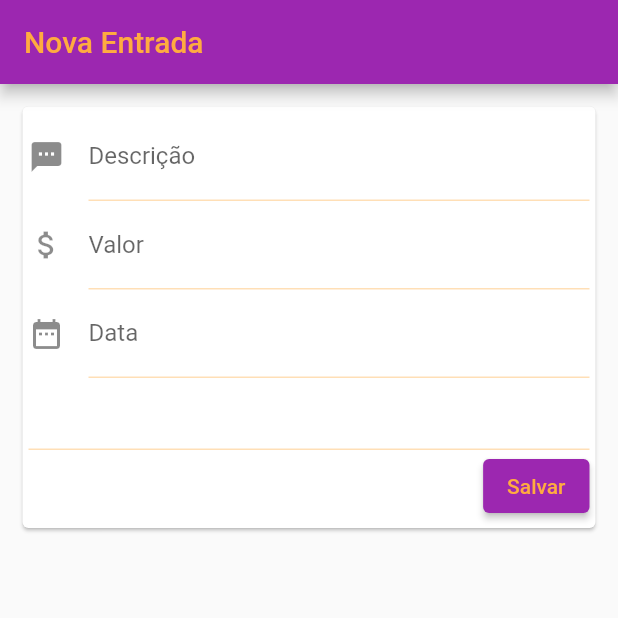
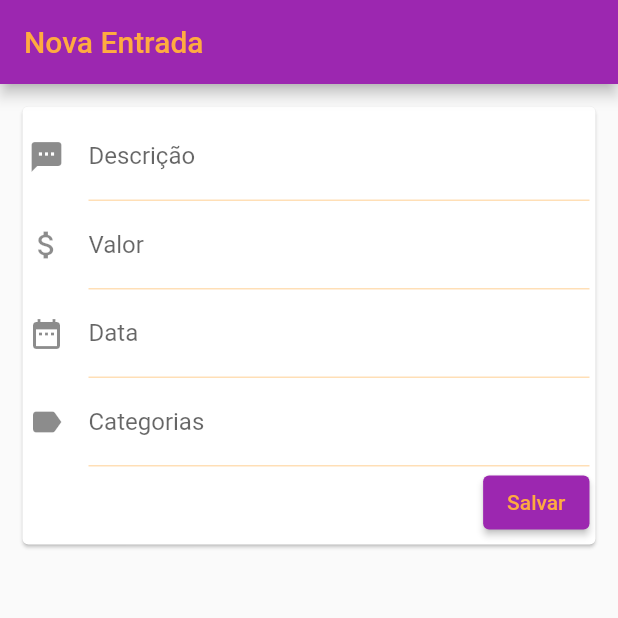
Before and after one commit to lucaaas/Controle-de-gastos, a Flutter app: the screen it shows after launch, on a phone screen of 412 x 824 dp, the top half of it. Run offline on Flutter 3.47's test engine with Material 2 defaults, Android fonts, the phone set to English and light mode, and no system bars; our stand-ins replace flutter_modular, flutter_typeahead, sqflite; accounts and stored records are empty.

Commit message:
Adicionado tags. #4

```diff
--- a/lib/app/core/widgets/selectize/selectize.widget.dart
+++ b/lib/app/core/widgets/selectize/selectize.widget.dart
@@ -8,26 +8,36 @@ class SelectizeWidget<T> extends StatelessWidget {
   final void Function(T) _onSuggestionSelected;
   final FutureOr<Iterable<T>> Function(String) _suggestionsCallback;
   final Widget Function(BuildContext)? _noItemsFoundBuilder;
+  final InputDecoration _inputDecoration;
+  final TextEditingController _textEditingController = TextEditingController();
 
-  const SelectizeWidget({
+  SelectizeWidget({
     Key? key,
     required Widget Function(BuildContext, T) itemBuilder,
     required void Function(T) onSuggestionSelected,
     required FutureOr<Iterable<T>> Function(String) suggestionsCallback,
+    required InputDecoration inputDecoration,
     Widget Function(BuildContext)? noItemsFoundBuilder,
   })  : _onSuggestionSelected = onSuggestionSelected,
         _itemBuilder = itemBuilder,
         _suggestionsCallback = suggestionsCallback,
         _noItemsFoundBuilder = noItemsFoundBuilder,
+        _inputDecoration = inputDecoration,
         super(key: key);
 
   @override
   Widget build(BuildContext context) {
     return TypeAheadFormField(
-      onSuggestionSelected: _onSuggestionSelected,
+      onSuggestionSelected: _suggestionSelected,
       itemBuilder: _itemBuilder,
       suggestionsCallback: _suggestionsCallback,
       noItemsFoundBuilder: _noItemsFoundBuilder,
+      textFieldConfiguration: TextFieldConfiguration(controller: _textEditingController, decoration: _inputDecoration),
     );
   }
+
+  void _suggestionSelected(T suggestion) {
+    _textEditingController.clear();
+    _onSuggestionSelected(suggestion);
+  }
 }
--- a/lib/app/core/widgets/tag/tag_list_widget.dart
+++ b/lib/app/core/widgets/tag/tag_list_widget.dart
@@ -12,8 +12,7 @@ class TagListWidget extends StatelessWidget {
 
   @override
   Widget build(BuildContext context) {
-    return Column(
-      mainAxisAlignment: MainAxisAlignment.spaceAround,
+    return Wrap(
       children: [..._tags],
     );
   }
--- a/lib/app/core/widgets/tag_selectize/tag_selectize_widget.dart
+++ b/lib/app/core/widgets/tag_selectize/tag_selectize_widget.dart
@@ -10,46 +10,83 @@ class TagSelectizeWidget<T> extends StatelessWidget {
 
   final List<T> _items;
   final Widget Function(BuildContext, T) _itemBuilder;
-  final TagWidget Function(T) _buildTag;
+  final InfoTag Function(T) _getInfoTag;
   final FutureOr<Iterable<T>> Function(String) _suggestionsCallback;
+  final InputDecoration _inputDecoration;
   final Widget Function(BuildContext)? _noItemsFoundBuilder;
 
   TagSelectizeWidget({
     Key? key,
     required List<T> items,
     required Widget Function(BuildContext, T) itemBuilder,
-    required TagWidget Function(T) buildTag,
+    required InfoTag Function(T) getInfoTag,
     required FutureOr<Iterable<T>> Function(String) suggestionsCallback,
+    required InputDecoration inputDecoration,
     Widget Function(BuildContext)? noItemsFoundBuilder,
   })  : _items = items,
         _itemBuilder = itemBuilder,
-        _buildTag = buildTag,
+        _getInfoTag = getInfoTag,
+        _inputDecoration = inputDecoration,
         _suggestionsCallback = suggestionsCallback,
         _noItemsFoundBuilder = noItemsFoundBuilder,
-        super(key: key);
+        super(key: key) {
+    _getTags();
+  }
 
   @override
   Widget build(BuildContext context) {
-    return Container(
-      child: Row(
+    return Column(
       children: [
         SelectizeWidget(
           itemBuilder: _itemBuilder,
           onSuggestionSelected: _onSuggestionSelected,
           suggestionsCallback: _suggestionsCallback,
           noItemsFoundBuilder: _noItemsFoundBuilder,
+          inputDecoration: _inputDecoration,
         ),
         ValueListenableBuilder(
           valueListenable: _tags,
           builder: (context, List<TagWidget> tags, child) => TagListWidget(tags: tags),
         ),
       ],
-      ),
     );
+  }
+
+  TagWidget _buildTag(T item) {
+    InfoTag infoTag = _getInfoTag(item);
+    return TagWidget(
+      text: infoTag.label,
+      color: infoTag.color,
+      onDeleted: () => onDeletedTag(item),
+    );
+  }
+
+  void _getTags() {
+    List<TagWidget> tags = [];
+    if (_items.isNotEmpty) {
+      for (T item in _items) {
+        tags.add(_buildTag(item));
+      }
+    }
+
+    _tags.value = tags;
+  }
+
+  void onDeletedTag(T item) {
+    _items.remove(item);
+    _getTags();
   }
 
   void _onSuggestionSelected(T valueSelected) {
     _items.add(valueSelected);
-    _tags.value.add(_buildTag(valueSelected));
+    _tags.value = List.from(_tags.value)..add(_buildTag(valueSelected));
   }
+
 }
+
+class InfoTag {
+  String label;
+  Color color;
+
+  InfoTag({required this.label, required this.color});
+}
--- a/lib/app/modules/app_module.dart
+++ b/lib/app/modules/app_module.dart
@@ -5,6 +5,7 @@ import 'package:controlegastos/app/core/providers/connections/cartao_credito_con
 import 'package:controlegastos/app/core/providers/connections/categoria_connection.dart';
 import 'package:controlegastos/app/core/providers/connections/entrada_connection.dart';
 import 'package:controlegastos/app/core/providers/connections/saida_connection.dart';
+import 'package:controlegastos/app/modules/categoria_tag_select/categoria_tag_select_controller.dart';
 import 'package:controlegastos/app/modules/entrada/new_entrada_module.dart';
 import 'package:flutter_modular/flutter_modular.dart';
 
@@ -18,6 +19,7 @@ class AppModule extends Module {
     $DBHelper,
     $EntradaConnection,
     $SaidaConnection,
+    $CategoriaTagSelectController,
   ];
 
   @override
--- /dev/null
+++ b/lib/app/modules/categoria_tag_select/categoria_tag_select.dart
@@ -0,0 +1,27 @@
+import 'package:controlegastos/app/core/models/categoria_model.dart';
+import 'package:controlegastos/app/core/widgets/tag_selectize/tag_selectize_widget.dart';
+import 'package:controlegastos/app/modules/categoria_tag_select/categoria_tag_select_controller.dart';
+import 'package:flutter/material.dart';
+import 'package:flutter_modular/flutter_modular.dart';
+
+class CategoriaTagSelect extends StatelessWidget {
+  final CategoriaTagSelectController _controller = Modular.get<CategoriaTagSelectController>();
+
+  CategoriaTagSelect({Key? key, required List<CategoriaModel> categorias}) : super(key: key) {
+    _controller.categorias = categorias;
+  }
+
+  @override
+  Widget build(BuildContext context) {
+    return TagSelectizeWidget<CategoriaModel>(
+      itemBuilder: _controller.itemBuilder,
+      suggestionsCallback: _controller.suggestionsCallback,
+      getInfoTag: _controller.getInfoTags,
+      items: _controller.categorias,
+      inputDecoration: const InputDecoration(
+        labelText: 'Categorias',
+        icon: Icon(Icons.label),
+      ),
+    );
+  }
+}
--- /dev/null
+++ b/lib/app/modules/categoria_tag_select/categoria_tag_select_controller.dart
@@ -0,0 +1,40 @@
+import 'dart:async';
+
+import 'package:controlegastos/app/core/models/categoria_model.dart';
+import 'package:controlegastos/app/core/providers/connections/categoria_connection.dart';
+import 'package:controlegastos/app/core/widgets/tag_selectize/tag_selectize_widget.dart';
+import 'package:flutter/material.dart';
+import 'package:flutter_modular/flutter_modular.dart';
+
+class CategoriaTagSelectController {
+  late List<CategoriaModel> categorias = [];
+  final CategoriaConnection _categoriaConnection;
+
+  CategoriaTagSelectController(this._categoriaConnection);
+
+  Widget itemBuilder(BuildContext context, CategoriaModel categoria) {
+    return ListTile(
+      title: Text(categoria.nome),
+      subtitle: Text(categoria.descricao ?? ''),
+      leading: const Icon(Icons.add),
+    );
+  }
+
+  InfoTag getInfoTags(CategoriaModel categoria) {
+    return InfoTag(label: categoria.nome, color: categoria.cor);
+  }
+
+  FutureOr<Iterable<CategoriaModel>> suggestionsCallback(String text) async {
+    if (text.length >= 3) {
+      List<CategoriaModel> categoriaSuggestions = await _categoriaConnection.getAllByContainsNome(text);
+      return categoriaSuggestions;
+    } else {
+      return [];
+    }
+  }
+}
+
+final $CategoriaTagSelectController = BindInject(
+  (i) => CategoriaTagSelectController(i.get()),
+  isSingleton: false,
+);
--- a/lib/app/modules/entrada/new_entrada_page.dart
+++ b/lib/app/modules/entrada/new_entrada_page.dart
@@ -1,6 +1,5 @@
-import 'package:controlegastos/app/core/models/categoria_model.dart';
 import 'package:controlegastos/app/core/widgets/form_popup/form_popup.widget.dart';
-import 'package:controlegastos/app/core/widgets/selectize/selectize.widget.dart';
+import 'package:controlegastos/app/modules/categoria_tag_select/categoria_tag_select.dart';
 import 'package:flutter/material.dart';
 import 'package:flutter_modular/flutter_modular.dart';
 
@@ -15,14 +14,9 @@ class NewEntradaPage extends StatefulWidget {
 
 class _NewEntradaPageState extends State<NewEntradaPage> {
   final NewEntradaController _controller = Modular.get<NewEntradaController>();
-  final TextEditingController _descricao = TextEditingController();
-  final TextEditingController _valor = TextEditingController();
-  final TextEditingController _data = TextEditingController();
 
   @override
   Widget build(BuildContext context) {
-    _controller.insertCategoria();
-
     return Scaffold(
       appBar: AppBar(
         title: const Text('Nova Entrada'),
@@ -34,35 +28,31 @@ class _NewEntradaPageState extends State<NewEntradaPage> {
               labelText: 'Descrição',
               icon: Icon(Icons.textsms),
             ),
-            controller: _descricao,
+            controller: _controller.descricao,
           ),
           TextField(
             decoration: const InputDecoration(
               labelText: 'Valor',
               icon: Icon(Icons.attach_money),
             ),
-            controller: _valor,
+            controller: _controller.valor,
           ),
           TextField(
             decoration: const InputDecoration(
               labelText: 'Data',
               icon: Icon(Icons.date_range),
             ),
-            controller: _data,
+            controller: _controller.data,
             readOnly: true,
             onTap: () => _controller.openDatePicker(context),
           ),
-          SelectizeWidget<CategoriaModel>(
-            itemBuilder: _controller.itemBuilder,
-            suggestionsCallback: _controller.suggestionsCallback,
-            onSuggestionSelected: (CategoriaModel p0) async => print(p0),
-          ),
+          CategoriaTagSelect(categorias: _controller.categorias),
           Row(
             mainAxisAlignment: MainAxisAlignment.end,
             children: <Widget>[
               ElevatedButton(
                 child: const Text('Salvar'),
-                onPressed: () => print('salvar'),
+                onPressed: _controller.save,
               ),
             ],
           ),
```
Also changed, not shown: lib/app/core/widgets/tag/tag_widget.dart (+5 -7 lines), lib/app/modules/entrada/new_entrada_controller.dart (+2 -20 lines). Lines whose indentation alone changed are shown as unchanged.
